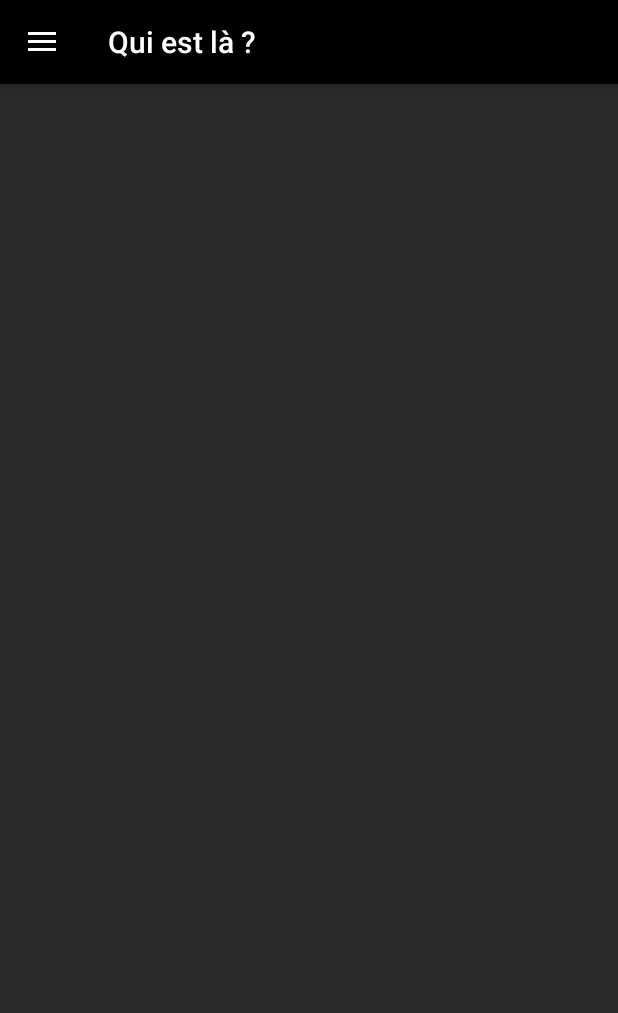
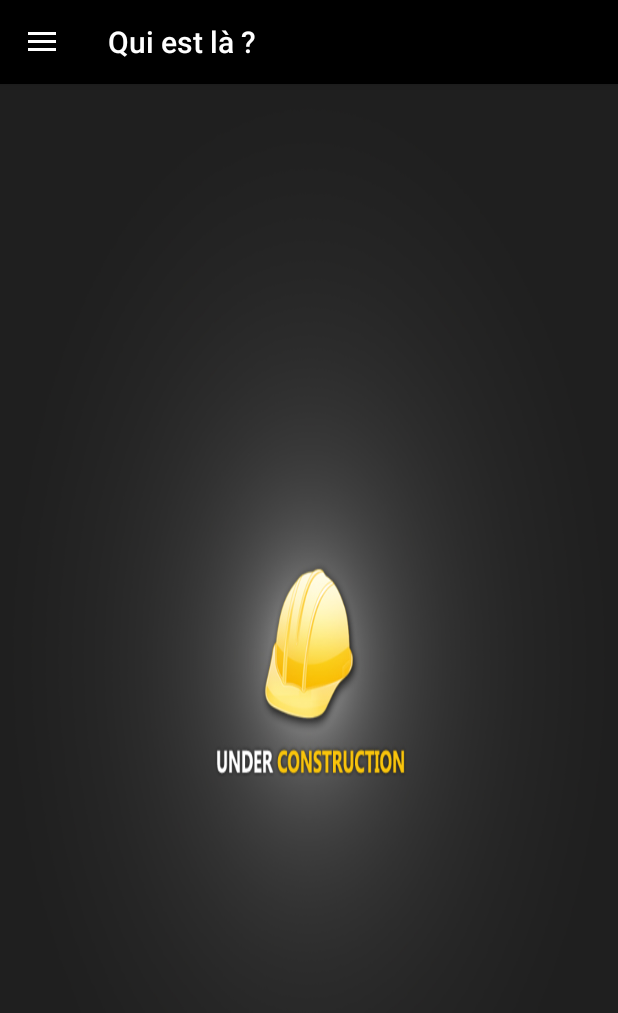
Before and after one commit to KevinDupeyrat/Android-Quiz-Game, an Android app: the fragment PresentFragment placed in its activity, on a phone screen of 412 x 824 dp. Shown: the top 1013 px of the screen. Run offline under Robolectric (Android 15) with nearby library versions, the phone set to English and light mode, and no system bars.

Commit message:
Chagement de wallpaper

```diff
--- a/Projects/app/src/main/res/layout-land/fragment_present.xml
+++ b/Projects/app/src/main/res/layout-land/fragment_present.xml
@@ -2,7 +2,7 @@
     xmlns:tools="http://schemas.android.com/tools"
     android:layout_width="match_parent"
     android:layout_height="match_parent"
-    android:background="@drawable/wallpaper2"
+    android:background="@drawable/construction"
     tools:context="iut.paci.classroomcomunnity.frame.PresentFragment">
 
     <!-- TODO: Update blank fragment layout -->
--- a/Projects/app/src/main/res/layout-land/fragment_setting.xml
+++ b/Projects/app/src/main/res/layout-land/fragment_setting.xml
@@ -2,7 +2,7 @@
     xmlns:tools="http://schemas.android.com/tools"
     android:layout_width="match_parent"
     android:layout_height="match_parent"
-    android:background="@drawable/wallpaper2"
+    android:background="@drawable/construction"
     tools:context="iut.paci.classroomcomunnity.frame.SettingFragment">
 
     <!-- TODO: Update blank fragment layout -->
--- a/Projects/app/src/main/res/layout/fragment_present.xml
+++ b/Projects/app/src/main/res/layout/fragment_present.xml
@@ -2,7 +2,7 @@
     xmlns:tools="http://schemas.android.com/tools"
     android:layout_width="match_parent"
     android:layout_height="match_parent"
-    android:background="@drawable/wallpaper2"
+    android:background="@drawable/construction"
     tools:context="iut.paci.classroomcomunnity.frame.PresentFragment">
 
     <!-- TODO: Update blank fragment layout -->
--- a/Projects/app/src/main/res/layout/fragment_setting.xml
+++ b/Projects/app/src/main/res/layout/fragment_setting.xml
@@ -2,7 +2,7 @@
     xmlns:tools="http://schemas.android.com/tools"
     android:layout_width="match_parent"
     android:layout_height="match_parent"
-    android:background="@drawable/wallpaper2"
+    android:background="@drawable/construction"
     tools:context="iut.paci.classroomcomunnity.frame.SettingFragment">
 
     <!-- TODO: Update blank fragment layout -->
```
Also changed, not shown: Projects/app/src/main/res/drawable/construction.png (added).
